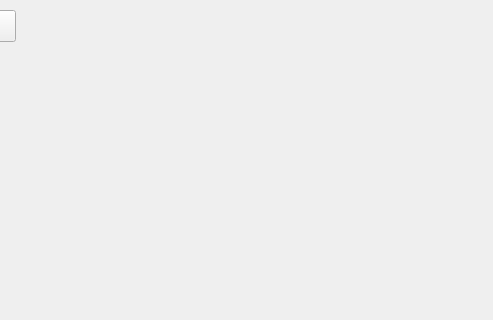
Qt form cubo.ui (yocoHM/GeometriaComputacional) before a commit; both pictures show x 407 to 900 and y 0 to 320 of the 900 by 600 pixel window.
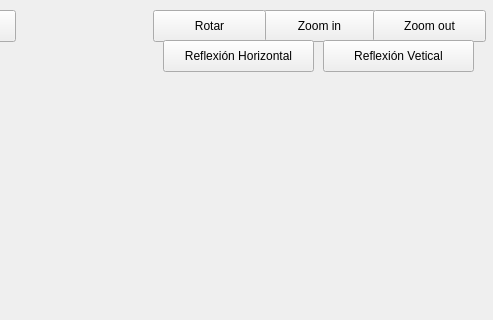
The same form after that commit.

```diff
--- a/cubo.ui
+++ b/cubo.ui
@@ -85,6 +85,71 @@
     </rect>
    </property>
   </widget>
+  <widget class="QPushButton" name="pushButton_5">
+   <property name="geometry">
+    <rect>
+     <x>670</x>
+     <y>10</y>
+     <width>113</width>
+     <height>32</height>
+    </rect>
+   </property>
+   <property name="text">
+    <string>Zoom in</string>
+   </property>
+  </widget>
+  <widget class="QPushButton" name="pushButton_3">
+   <property name="geometry">
+    <rect>
+     <x>560</x>
+     <y>10</y>
+     <width>113</width>
+     <height>32</height>
+    </rect>
+   </property>
+   <property name="text">
+    <string>Rotar</string>
+   </property>
+  </widget>
+  <widget class="QPushButton" name="pushButton_6">
+   <property name="geometry">
+    <rect>
+     <x>570</x>
+     <y>40</y>
+     <width>151</width>
+     <height>32</height>
+    </rect>
+   </property>
+   <property name="text">
+    <string>Reflexión Horizontal</string>
+   </property>
+  </widget>
+  <widget class="QPushButton" name="pushButton_4">
+   <property name="geometry">
+    <rect>
+     <x>780</x>
+     <y>10</y>
+     <width>113</width>
+     <height>32</height>
+    </rect>
+   </property>
+   <property name="text">
+    <string>Zoom out</string>
+   </property>
+  </widget>
+  <widget class="QPushButton" name="pushButton_7">
+   <property name="geometry">
+    <rect>
+     <x>730</x>
+     <y>40</y>
+     <width>151</width>
+     <height>32</height>
+    </rect>
+   </property>
+   <property name="text">
+    <string>Reflexión Vetical</string>
+   </property>
+  </widget>
  </widget>
  <resources/>
  <connections/>
```
